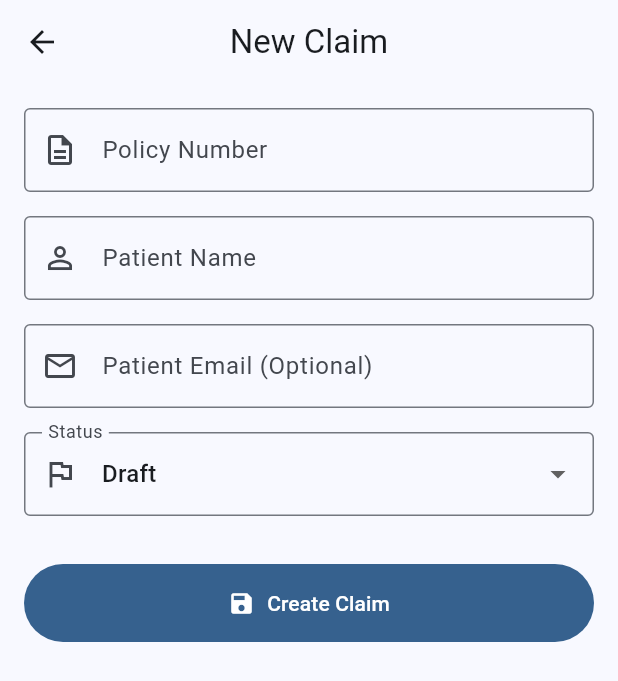
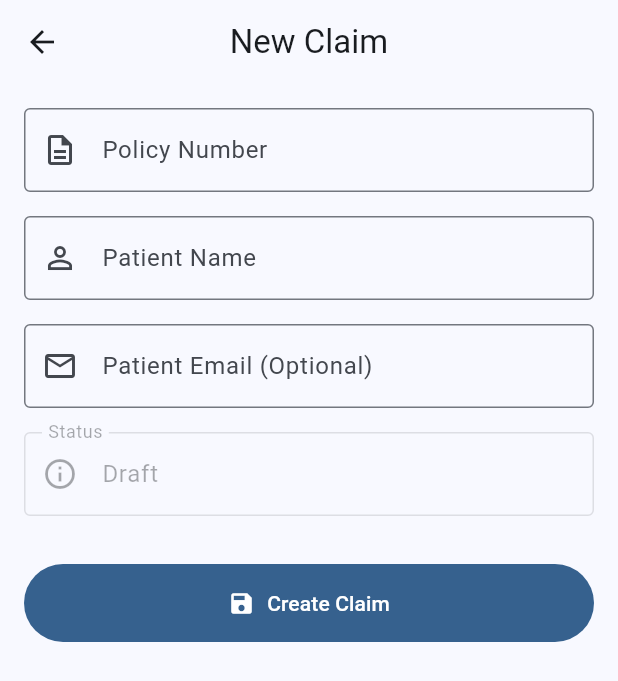
Before and after one commit to Shresth1822/i-c-m-s, a Flutter app: the ClaimFormScreen screen opened directly, on a phone screen of 412 x 824 dp. Shown: the top 681 px of the screen. Run offline on Flutter 3.47's test engine with Material 3 defaults, Android fonts, the phone set to English and light mode, and no system bars; our stand-ins replace flutter_dotenv, flutter_riverpod, riverpod_annotation, supabase_flutter; accounts and stored records are empty; generated files the repository leaves out were written again.

Commit message:
feat: Update claim field

```diff
--- a/lib/features/claims/presentation/pages/claim_form_screen.dart
+++ b/lib/features/claims/presentation/pages/claim_form_screen.dart
@@ -180,27 +180,15 @@ class _ClaimFormScreenState extends ConsumerState<ClaimFormScreen> {
               ),
               const SizedBox(height: 16),
 
-              // Status Dropdown
-              DropdownButtonFormField<ClaimStatus>(
-                initialValue: _selectedStatus,
+              // Status (Read-Only)
+              TextFormField(
+                initialValue: _selectedStatus.label,
                 decoration: const InputDecoration(
                   labelText: 'Status',
                   border: OutlineInputBorder(),
-                  prefixIcon: Icon(Icons.flag_outlined),
+                  prefixIcon: Icon(Icons.info_outline),
+                  enabled: false, // Make it read-only
                 ),
-                items: ClaimStatus.values.map((status) {
-                  return DropdownMenuItem(
-                    value: status,
-                    child: Text(status.label),
-                  );
-                }).toList(),
-                onChanged: (value) {
-                  if (value != null) {
-                    setState(() {
-                      _selectedStatus = value;
-                    });
-                  }
-                },
               ),
               const SizedBox(height: 32),
 
```
